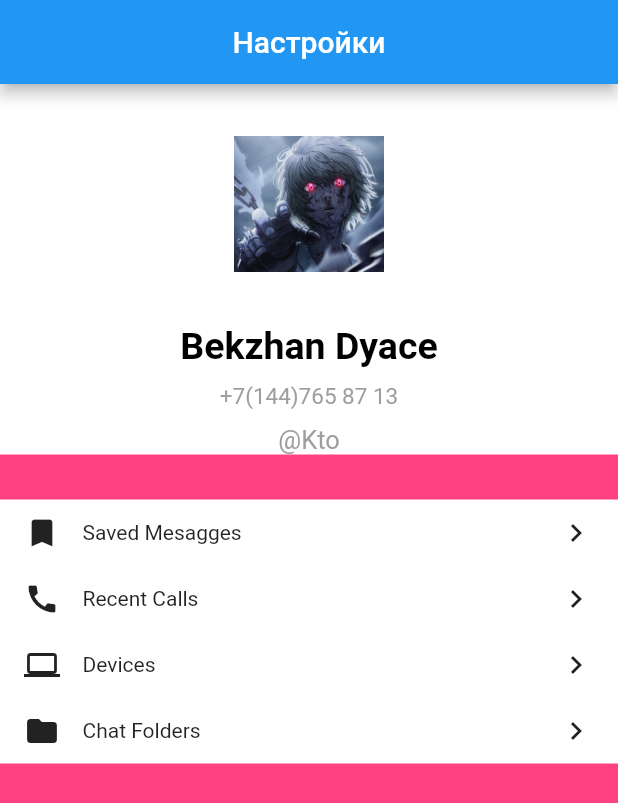
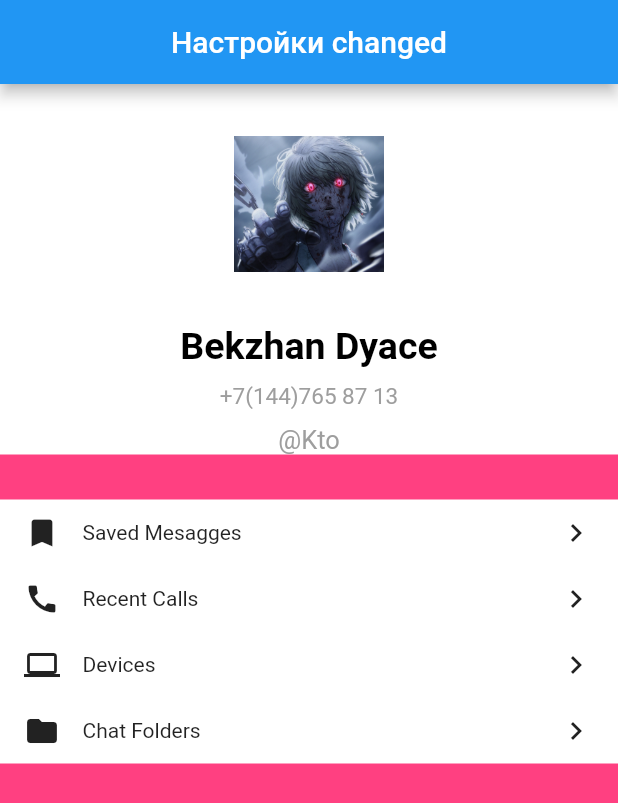
Before and after one commit to bekzhandyace/social-media, a Flutter app: the screen it shows after launch, on a phone screen of 412 x 824 dp. Shown: the top 803 px of the screen. Run offline on Flutter 3.47's test engine with Material 2 defaults, Android fonts, the phone set to English and light mode, and no system bars.

Commit message:
settings appbar changed v2

```diff
--- a/lib/widgtes.dart/user_profile.dart
+++ b/lib/widgtes.dart/user_profile.dart
@@ -14,7 +14,7 @@ class UserProfile extends StatelessWidget {
     return Scaffold(
       backgroundColor: Colors.pinkAccent,
       appBar: AppBar(
-        title: Text('Настройки'),
+        title: Text('Настройки changed'),
         centerTitle: true,
       ),
       body: Container(
```
